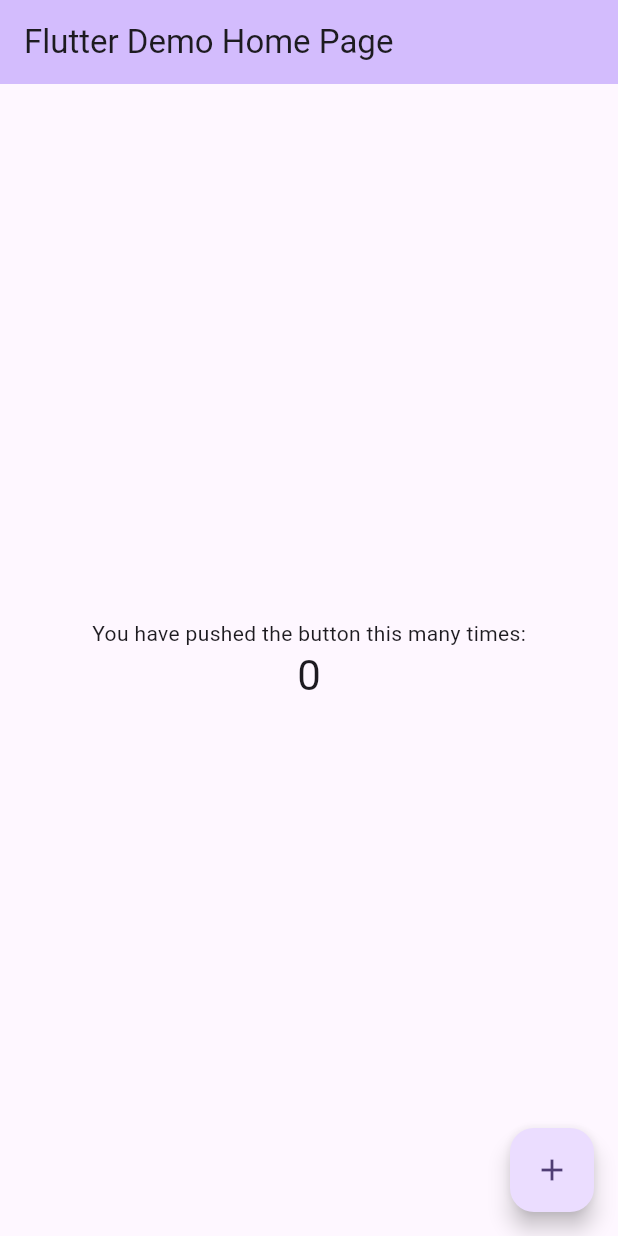
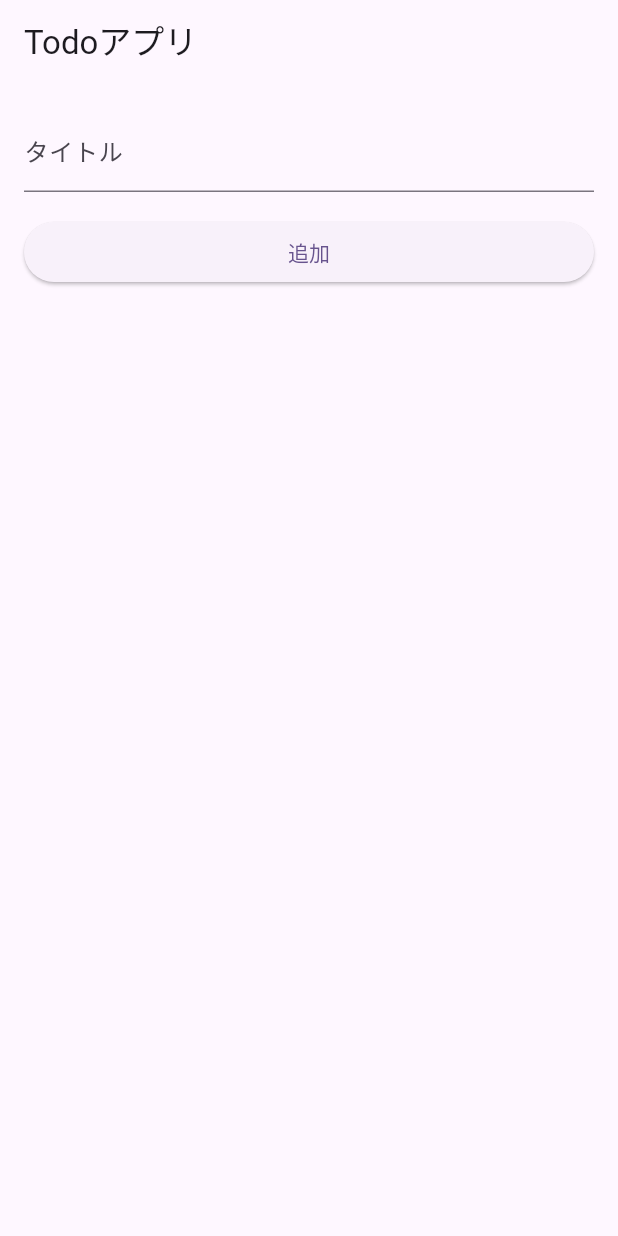
Before and after one commit to kobayashi-shota/flutter_study, a Flutter app: the screen it shows after launch, on a phone screen of 412 x 824 dp. Run offline on Flutter 3.47's test engine with Material 2 defaults, Android fonts, the phone set to English and light mode, and no system bars.

Commit message:
fix: 課題2. テキストフィールドに入力された文字列を表示するシンプルなToDoリストアプリを作成する

```diff
--- /dev/null
+++ b/lib/domain/todo_item.dart
@@ -0,0 +1,8 @@
+import 'package:flutter/material.dart';
+
+class TodoItem {
+  String title;
+  bool completed;
+
+  TodoItem({required this.title, this.completed = false});
+}
--- a/lib/main.dart
+++ b/lib/main.dart
@@ -1,4 +1,5 @@
 import 'package:flutter/material.dart';
+import 'package:flutter_study/presentation/screen/todo_list_screen.dart';
 
 void main() {
   runApp(const MyApp());
@@ -7,119 +8,15 @@ void main() {
 class MyApp extends StatelessWidget {
   const MyApp({super.key});
 
-  // This widget is the root of your application.
   @override
   Widget build(BuildContext context) {
     return MaterialApp(
-      title: 'Flutter Demo',
+      title: 'Flutter Todo',
       theme: ThemeData(
-        // This is the theme of your application.
-        //
-        // TRY THIS: Try running your application with "flutter run". You'll see
-        // the application has a blue toolbar. Then, without quitting the app,
-        // try changing the seedColor in the colorScheme below to Colors.green
-        // and then invoke "hot reload" (save your changes or press the "hot
-        // reload" button in a Flutter-supported IDE, or press "r" if you used
-        // the command line to start the app).
-        //
-        // Notice that the counter didn't reset back to zero; the application
-        // state is not lost during the reload. To reset the state, use hot
-        // restart instead.
-        //
-        // This works for code too, not just values: Most code changes can be
-        // tested with just a hot reload.
         colorScheme: ColorScheme.fromSeed(seedColor: Colors.deepPurple),
         useMaterial3: true,
       ),
-      home: const MyHomePage(title: 'Flutter Demo Home Page'),
+      home: const TodoAppScreen()
     );
   }
 }
-
-class MyHomePage extends StatefulWidget {
-  const MyHomePage({super.key, required this.title});
-
-  // This widget is the home page of your application. It is stateful, meaning
-  // that it has a State object (defined below) that contains fields that affect
-  // how it looks.
-
-  // This class is the configuration for the state. It holds the values (in this
-  // case the title) provided by the parent (in this case the App widget) and
-  // used by the build method of the State. Fields in a Widget subclass are
-  // always marked "final".
-
-  final String title;
-
-  @override
-  State<MyHomePage> createState() => _MyHomePageState();
-}
-
-class _MyHomePageState extends State<MyHomePage> {
-  int _counter = 0;
-
-  void _incrementCounter() {
-    setState(() {
-      // This call to setState tells the Flutter framework that something has
-      // changed in this State, which causes it to rerun the build method below
-      // so that the display can reflect the updated values. If we changed
-      // _counter without calling setState(), then the build method would not be
-      // called again, and so nothing would appear to happen.
-      _counter++;
-    });
-  }
-
-  @override
-  Widget build(BuildContext context) {
-    // This method is rerun every time setState is called, for instance as done
-    // by the _incrementCounter method above.
-    //
-    // The Flutter framework has been optimized to make rerunning build methods
-    // fast, so that you can just rebuild anything that needs updating rather
-    // than having to individually change instances of widgets.
-    return Scaffold(
-      appBar: AppBar(
-        // TRY THIS: Try changing the color here to a specific color (to
-        // Colors.amber, perhaps?) and trigger a hot reload to see the AppBar
-        // change color while the other colors stay the same.
-        backgroundColor: Theme.of(context).colorScheme.inversePrimary,
-        // Here we take the value from the MyHomePage object that was created by
-        // the App.build method, and use it to set our appbar title.
-        title: Text(widget.title),
-      ),
-      body: Center(
-        // Center is a layout widget. It takes a single child and positions it
-        // in the middle of the parent.
-        child: Column(
-          // Column is also a layout widget. It takes a list of children and
-          // arranges them vertically. By default, it sizes itself to fit its
-          // children horizontally, and tries to be as tall as its parent.
-          //
-          // Column has various properties to control how it sizes itself and
-          // how it positions its children. Here we use mainAxisAlignment to
-          // center the children vertically; the main axis here is the vertical
-          // axis because Columns are vertical (the cross axis would be
-          // horizontal).
-          //
-          // TRY THIS: Invoke "debug painting" (choose the "Toggle Debug Paint"
-          // action in the IDE, or press "p" in the console), to see the
-          // wireframe for each widget.
-          mainAxisAlignment: MainAxisAlignment.center,
-          children: <Widget>[
-            const Text(
-              'You have pushed the button this many times:',
-            ),
-            Text(
-              '$_counter',
-              style: Theme.of(context).textTheme.headlineMedium,
-            ),
-          ],
-        ),
-      ),
-      floatingActionButton: FloatingActionButton(
-        onPressed: _incrementCounter,
-        tooltip: 'Increment',
-        child: const Icon(Icons.add),
-      ), // This trailing comma makes auto-formatting nicer for build methods.
-    );
-  }
-}
--- /dev/null
+++ b/lib/presentation/screen/todo_list_screen.dart
@@ -0,0 +1,208 @@
+import 'package:flutter/material.dart';
+import 'package:flutter_study/domain/todo_item.dart';
+
+class TodoAppScreen extends StatefulWidget {
+  const TodoAppScreen({super.key});
+
+  @override
+  _TodoAppScreenState createState() => _TodoAppScreenState();
+}
+
+class _TodoAppScreenState extends State<TodoAppScreen> {
+  List<TodoItem> todoItems = [];
+
+  final _addFormKey = GlobalKey<FormState>();
+  final _editFormKey = GlobalKey<FormState>();
+  final TextEditingController _textEditingController = TextEditingController();
+
+  void _addTodoItem() {
+    if (_addFormKey.currentState!.validate()) {
+      String title = _textEditingController.text.trim();
+
+      setState(() {
+        todoItems.add(TodoItem(title: title));
+      });
+
+      _textEditingController.clear();
+    }
+  }
+
+  void _editTodoItem(TodoItem todoItem) {
+    showDialog(
+      context: context,
+      builder: (context) {
+        String editedTitle = todoItem.title;
+        return AlertDialog(
+          title: Text('Todoの編集: ${todoItem.title}'),
+          content: Form(
+            key: _editFormKey,
+            child: TextFormField(
+              initialValue: editedTitle,
+              decoration: const InputDecoration(
+                labelText: 'タイトル',
+              ),
+              onChanged: (value) {
+                editedTitle = value;
+              },
+              validator: (value) => validate(value),
+            ),
+          ),
+          actions: [
+            TextButton(
+              onPressed: () {
+                Navigator.pop(context);
+              },
+              child: const Text('キャンセル'),
+            ),
+            TextButton(
+              onPressed: () {
+                if (_editFormKey.currentState!.validate()) {
+                  setState(() {
+                    todoItem.title = editedTitle;
+                  });
+                  _textEditingController.clear();
+                  Navigator.pop(context);
+                }
+              },
+              child: const Text('保存'),
+            ),
+          ],
+        );
+      },
+    );
+  }
+
+  void _deleteTodoItem(TodoItem todoItem) {
+    showDialog(
+      context: context,
+      builder: (context) {
+        return AlertDialog(
+          title: const Text('Todoの削除'),
+          content: Text('${todoItem.title}を削除しますか？'),
+          actions: [
+            TextButton(
+              onPressed: () {
+                Navigator.pop(context);
+              },
+              child: const Text('キャンセル'),
+            ),
+            TextButton(
+              onPressed: () {
+                setState(() {
+                  todoItems.remove(todoItem);
+                });
+                Navigator.pop(context);
+              },
+              child: const Text(
+                '削除',
+                style: TextStyle(
+                  color: Colors.redAccent,
+                  fontWeight: FontWeight.bold,
+                ),
+              ),
+            ),
+          ],
+        );
+      },
+    );
+  }
+
+  String? validate(String? title) {
+    if (title!.isEmpty) {
+      return 'タイトルを入力してください';
+    }
+
+    bool hasDuplicate = todoItems.any((TodoItem item) {
+      return item.title == title;
+    });
+
+    if (hasDuplicate) {
+      return '同じタイトルのTodoが既に存在します';
+    }
+
+    return null;
+  }
+
+  @override
+  void dispose() {
+    _textEditingController.dispose();
+    super.dispose();
+  }
+
+  @override
+  Widget build(BuildContext context) {
+    return Scaffold(
+      appBar: AppBar(
+        title: const Text('Todoアプリ'),
+      ),
+      body: Padding(
+        padding: const EdgeInsets.all(16.0),
+        child: Column(
+          crossAxisAlignment: CrossAxisAlignment.stretch,
+          children: [
+            Form(
+              key: _addFormKey,
+              child: TextFormField(
+                controller: _textEditingController,
+                decoration: const InputDecoration(
+                  labelText: 'タイトル',
+                ),
+                validator: (value) => validate(value),
+              ),
+            ),
+            const SizedBox(height: 16.0),
+            ElevatedButton(
+              onPressed: _addTodoItem,
+              child: const Text('追加'),
+            ),
+            const SizedBox(height: 16.0),
+            Expanded(
+              child: ListView.separated(
+                itemCount: todoItems.length,
+                separatorBuilder: (context, index) => const Divider(),
+                itemBuilder: (context, index) {
+                  return ListTile(
+                    title: Text(
+                      todoItems[index].title,
+                      style: TextStyle(
+                          color: todoItems[index].completed
+                              ? Colors.grey
+                              : Colors.black,
+                          decoration: todoItems[index].completed
+                              ? TextDecoration.lineThrough
+                              : null,
+                          fontSize: 24,
+                      )
+                    ),
+                    trailing: Row(
+                      mainAxisSize: MainAxisSize.min,
+                      children: [
+                        Checkbox(
+                          value: todoItems[index].completed,
+                          onChanged: (value) {
+                            setState(() {
+                              todoItems[index].completed = value ?? false;
+                            });
+                          },
+                        ),
+                        IconButton(
+                          icon: const Icon(Icons.delete),
+                          onPressed: () {
+                            _deleteTodoItem(todoItems[index]);
+                          },
+                        ),
+                      ],
+                    ),
+                    onTap: () {
+                      _editTodoItem(todoItems[index]);
+                    },
+                  );
+                },
+              ),
+            ),
+          ],
+        ),
+      ),
+    );
+  }
+}
```
